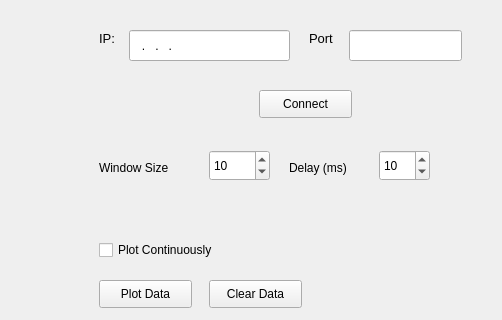
This is Qt/networkPlot/plotnetworkdata.ui in harshmittal2210/plotData as Qt 5 draws it before an edit; both pictures show x 771 to 1273 and y 0 to 320 of the 1273 by 586 pixel window. The edited form follows.
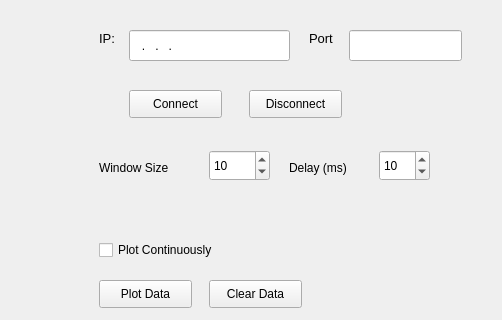
This is the edited form. Custom widgets are drawn as their Qt base class.

Patch:
```diff
--- a/Qt/networkPlot/plotnetworkdata.ui
+++ b/Qt/networkPlot/plotnetworkdata.ui
@@ -99,7 +99,7 @@
    <widget class="QPushButton" name="connectButton">
     <property name="geometry">
      <rect>
-      <x>1030</x>
+      <x>900</x>
       <y>90</y>
       <width>93</width>
       <height>28</height>
@@ -436,6 +436,24 @@
      <string>00000</string>
     </property>
    </widget>
+   <widget class="QPushButton" name="disconnectButton">
+    <property name="geometry">
+     <rect>
+      <x>1020</x>
+      <y>90</y>
+      <width>93</width>
+      <height>28</height>
+     </rect>
+    </property>
+    <property name="font">
+     <font>
+      <pointsize>9</pointsize>
+     </font>
+    </property>
+    <property name="text">
+     <string>Disconnect</string>
+    </property>
+   </widget>
   </widget>
   <widget class="QMenuBar" name="menubar">
    <property name="geometry">
```
